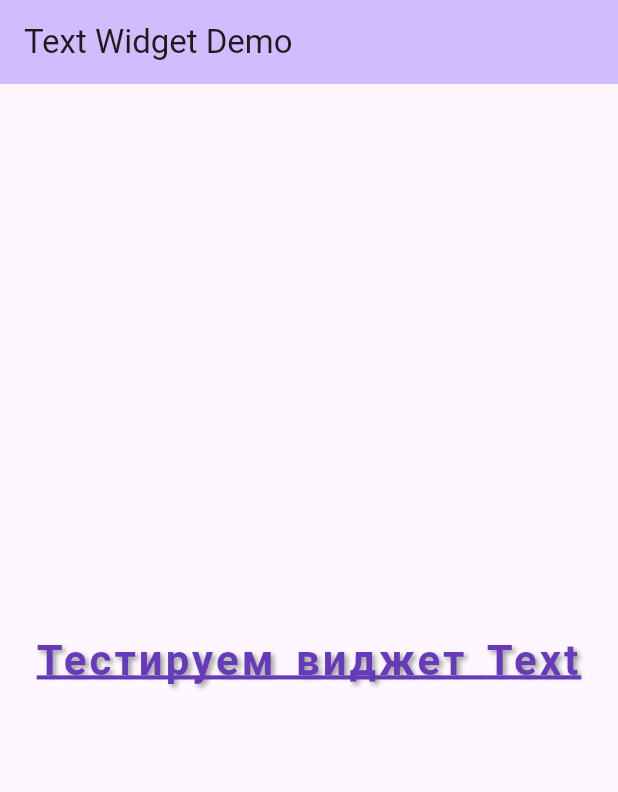
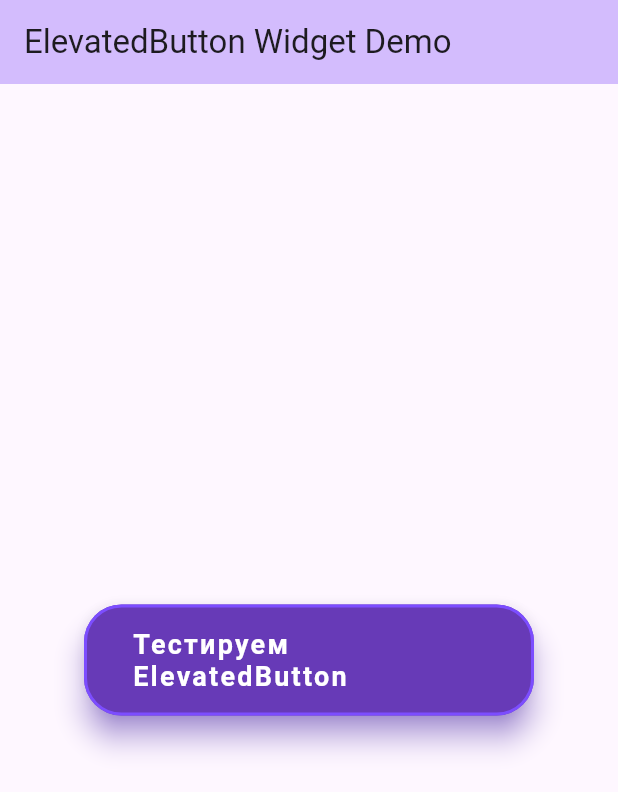
Before and after one commit to art1718em/flutter_practice3, a Flutter app: the screen it shows after launch, on a phone screen of 412 x 824 dp. Shown: the top 792 px of the screen. Run offline on Flutter 3.47's test engine with Material 3 defaults, Android fonts, the phone set to English and light mode, and no system bars.

Commit message:
Виджет ElevatedButton

```diff
--- a/lib/main.dart
+++ b/lib/main.dart
@@ -27,32 +27,37 @@
     return Scaffold(
       appBar: AppBar(
         backgroundColor: Theme.of(context).colorScheme.inversePrimary,
-        title: const Text('Text Widget Demo'),
+        title: const Text('ElevatedButton Widget Demo'),
       ),
       body: const Center(
-        child: Text(
-          'Тестируем виджет Text',
-          style: TextStyle(
-            fontSize: 28.0,
-            fontWeight: FontWeight.bold,
-            color: Colors.deepPurple,
-            letterSpacing: 2.0,
-            wordSpacing: 4.0,
-            shadows: [
-              Shadow(
-                offset: Offset(2.0, 2.0),
-                blurRadius: 4.0,
-                color: Colors.grey,
+        child: ElevatedButton(
+          onPressed: null,
+          style: ButtonStyle(
+            backgroundColor: WidgetStatePropertyAll(Colors.deepPurple),
+            foregroundColor: WidgetStatePropertyAll(Colors.white),
+            elevation: WidgetStatePropertyAll(8.0),
+            shadowColor: WidgetStatePropertyAll(Colors.deepPurpleAccent),
+            padding: WidgetStatePropertyAll(EdgeInsets.symmetric(horizontal: 32.0, vertical: 16.0)),
+            minimumSize: WidgetStatePropertyAll(Size(200, 60)),
+            maximumSize: WidgetStatePropertyAll(Size(300, 80)),
+            shape: WidgetStatePropertyAll(
+              RoundedRectangleBorder(
+                borderRadius: BorderRadius.all(Radius.circular(25.0)),
+                side: BorderSide(
+                  color: Colors.deepPurpleAccent,
+                  width: 2.0,
+                ),
               ),
-            ],
-            decoration: TextDecoration.underline,
-            decorationColor: Colors.deepPurple,
-            decorationThickness: 2.0,
+            ),
+            textStyle: WidgetStatePropertyAll(
+              TextStyle(
+                fontSize: 18.0,
+                fontWeight: FontWeight.bold,
+                letterSpacing: 1.5,
+              ),
+            ),
           ),
-          textAlign: TextAlign.center,
-          maxLines: 2,
-          overflow: TextOverflow.ellipsis,
-          semanticsLabel: 'Тестовый текст для демонстрации виджета Text',
+          child: Text('Тестируем ElevatedButton'),
         ),
       ),
     );
```
